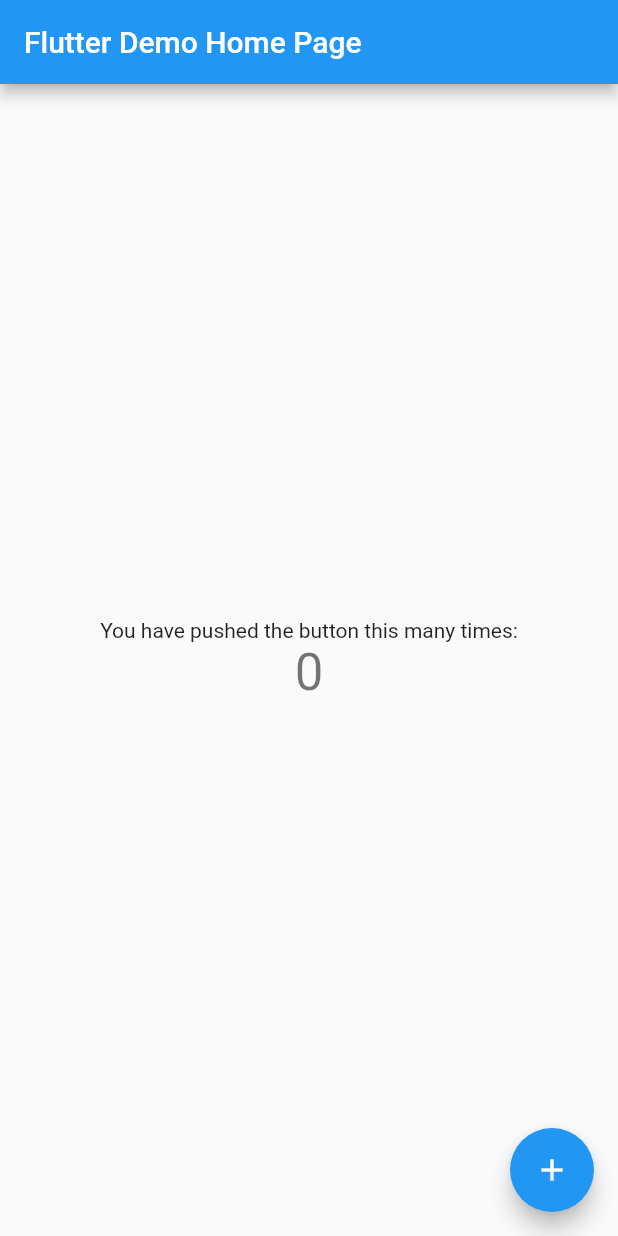
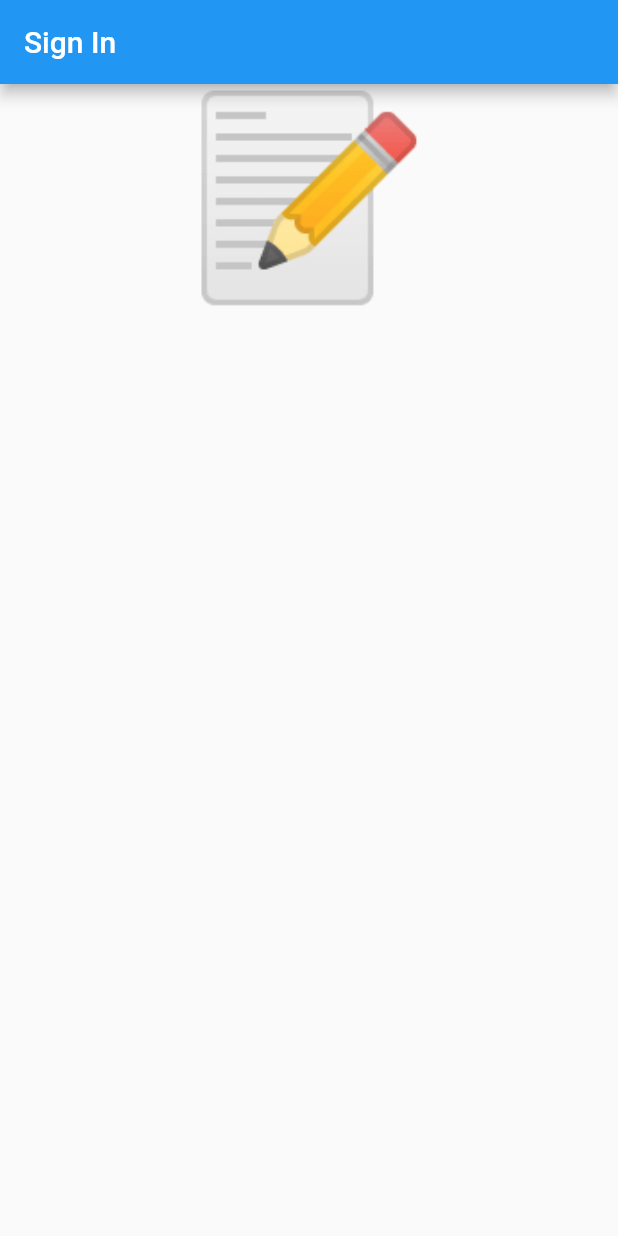
Before and after one commit to ggguille/flutter_notes_app, a Flutter app: the screen it shows after launch, on a phone screen of 412 x 824 dp. Run offline on Flutter 3.47's test engine with Material 2 defaults, Android fonts, the phone set to English and light mode, and no system bars; our stand-ins replace dartz, firebase_auth, firebase_core, flutter_bloc, freezed_annotation, get_it and 2 more; accounts and stored records are empty; generated files the repository leaves out were written again.

Commit message:
Start Sign In Form UI

```diff
--- a/lib/infrastructure/auth/firebase_auth_facade.dart
+++ b/lib/infrastructure/auth/firebase_auth_facade.dart
@@ -8,8 +8,7 @@ import 'package:flutter_notes_app/domain/auth/value_objects.dart';
 import 'package:google_sign_in/google_sign_in.dart';
 import 'package:injectable/injectable.dart';
 
-@lazySingleton
-@Injectable(as: IAuthFacade)
+@LazySingleton(as: IAuthFacade)
 class FirebaseAuthFacade implements IAuthFacade {
   final FirebaseAuth _firebaseAuth;
   final GoogleSignIn _googleSignIn;
--- a/lib/main.dart
+++ b/lib/main.dart
@@ -1,120 +1,10 @@
+import 'package:firebase_core/firebase_core.dart';
 import 'package:flutter/material.dart';
 import 'package:flutter_notes_app/injection.dart';
+import 'package:flutter_notes_app/presentation/core/app_widget.dart';
 import 'package:injectable/injectable.dart';
 
 void main() {
   configureInjection(Environment.prod);
-  runApp(MyApp());
+  runApp(AppWidget());
 }
-
-class MyApp extends StatelessWidget {
-  // This widget is the root of your application.
-  @override
-  Widget build(BuildContext context) {
-    return MaterialApp(
-      title: 'Flutter Demo',
-      theme: ThemeData(
-        // This is the theme of your application.
-        //
-        // Try running your application with "flutter run". You'll see the
-        // application has a blue toolbar. Then, without quitting the app, try
-        // changing the primarySwatch below to Colors.green and then invoke
-        // "hot reload" (press "r" in the console where you ran "flutter run",
-        // or simply save your changes to "hot reload" in a Flutter IDE).
-        // Notice that the counter didn't reset back to zero; the application
-        // is not restarted.
-        primarySwatch: Colors.blue,
-        // This makes the visual density adapt to the platform that you run
-        // the app on. For desktop platforms, the controls will be smaller and
-        // closer together (more dense) than on mobile platforms.
-        visualDensity: VisualDensity.adaptivePlatformDensity,
-      ),
-      home: MyHomePage(title: 'Flutter Demo Home Page'),
-    );
-  }
-}
-
-class MyHomePage extends StatefulWidget {
-  MyHomePage({Key key, this.title}) : super(key: key);
-
-  // This widget is the home page of your application. It is stateful, meaning
-  // that it has a State object (defined below) that contains fields that affect
-  // how it looks.
-
-  // This class is the configuration for the state. It holds the values (in this
-  // case the title) provided by the parent (in this case the App widget) and
-  // used by the build method of the State. Fields in a Widget subclass are
-  // always marked "final".
-
-  final String title;
-
-  @override
-  _MyHomePageState createState() => _MyHomePageState();
-}
-
-class _MyHomePageState extends State<MyHomePage> {
-  int _counter = 0;
-
-  void _incrementCounter() {
-    setState(() {
-      // This call to setState tells the Flutter framework that something has
-      // changed in this State, which causes it to rerun the build method below
-      // so that the display can reflect the updated values. If we changed
-      // _counter without calling setState(), then the build method would not be
-      // called again, and so nothing would appear to happen.
-      _counter++;
-    });
-  }
-
-  @override
-  Widget build(BuildContext context) {
-    // This method is rerun every time setState is called, for instance as done
-    // by the _incrementCounter method above.
-    //
-    // The Flutter framework has been optimized to make rerunning build methods
-    // fast, so that you can just rebuild anything that needs updating rather
-    // than having to individually change instances of widgets.
-    return Scaffold(
-      appBar: AppBar(
-        // Here we take the value from the MyHomePage object that was created by
-        // the App.build method, and use it to set our appbar title.
-        title: Text(widget.title),
-      ),
-      body: Center(
-        // Center is a layout widget. It takes a single child and positions it
-        // in the middle of the parent.
-        child: Column(
-          // Column is also a layout widget. It takes a list of children and
-          // arranges them vertically. By default, it sizes itself to fit its
-          // children horizontally, and tries to be as tall as its parent.
-          //
-          // Invoke "debug painting" (press "p" in the console, choose the
-          // "Toggle Debug Paint" action from the Flutter Inspector in Android
-          // Studio, or the "Toggle Debug Paint" command in Visual Studio Code)
-          // to see the wireframe for each widget.
-          //
-          // Column has various properties to control how it sizes itself and
-          // how it positions its children. Here we use mainAxisAlignment to
-          // center the children vertically; the main axis here is the vertical
-          // axis because Columns are vertical (the cross axis would be
-          // horizontal).
-          mainAxisAlignment: MainAxisAlignment.center,
-          children: <Widget>[
-            Text(
-              'You have pushed the button this many times:',
-            ),
-            Text(
-              '$_counter',
-              style: Theme.of(context).textTheme.headline4,
-            ),
-          ],
-        ),
-      ),
-      floatingActionButton: FloatingActionButton(
-        onPressed: _incrementCounter,
-        tooltip: 'Increment',
-        child: Icon(Icons.add),
-      ), // This trailing comma makes auto-formatting nicer for build methods.
-    );
-  }
-}
--- /dev/null
+++ b/lib/presentation/core/app_widget.dart
@@ -0,0 +1,35 @@
+import 'package:firebase_core/firebase_core.dart';
+import 'package:flutter/material.dart';
+import 'package:flutter_notes_app/presentation/sign_in/sign_in_page.dart';
+
+class AppWidget extends StatelessWidget {
+  // This widget is the root of your application.
+  @override
+  Widget build(BuildContext context) {
+    return FutureBuilder(
+      future: Firebase.initializeApp(),
+      builder: (context, snapshot) {
+        return MaterialApp(
+          title: 'Flutter Demo',
+          theme: ThemeData(
+            // This is the theme of your application.
+            //
+            // Try running your application with "flutter run". You'll see the
+            // application has a blue toolbar. Then, without quitting the app, try
+            // changing the primarySwatch below to Colors.green and then invoke
+            // "hot reload" (press "r" in the console where you ran "flutter run",
+            // or simply save your changes to "hot reload" in a Flutter IDE).
+            // Notice that the counter didn't reset back to zero; the application
+            // is not restarted.
+            primarySwatch: Colors.blue,
+            // This makes the visual density adapt to the platform that you run
+            // the app on. For desktop platforms, the controls will be smaller and
+            // closer together (more dense) than on mobile platforms.
+            visualDensity: VisualDensity.adaptivePlatformDensity,
+          ),
+          home: SignInPage(),
+        );
+      },
+    );
+  }
+}
--- /dev/null
+++ b/lib/presentation/sign_in/sign_in_page.dart
@@ -0,0 +1,20 @@
+import 'package:flutter/material.dart';
+import 'package:flutter_bloc/flutter_bloc.dart';
+import 'package:flutter_notes_app/application/auth/sign_in_form/bloc/sign_in_form_bloc.dart';
+import 'package:flutter_notes_app/injection.dart';
+import 'package:flutter_notes_app/presentation/sign_in/widgets/sign_in_form.dart';
+
+class SignInPage extends StatelessWidget {
+  @override
+  Widget build(BuildContext context) {
+    return Scaffold(
+      appBar: AppBar(
+        title: const Text("Sign In"),
+      ),
+      body: BlocProvider(
+          create: (context) => getIt<SignInFormBloc>(),
+          child: SignInForm(),
+      ),
+    );
+  }
+}
--- /dev/null
+++ b/lib/presentation/sign_in/widgets/sign_in_form.dart
@@ -0,0 +1,28 @@
+import 'package:flutter/material.dart';
+import 'package:flutter_bloc/flutter_bloc.dart';
+import 'package:flutter_notes_app/application/auth/sign_in_form/bloc/sign_in_form_bloc.dart';
+import 'package:flutter_notes_app/application/auth/sign_in_form/bloc/sign_in_form_state.dart';
+
+class SignInForm extends StatelessWidget {
+  @override
+  Widget build(BuildContext context) {
+    return BlocConsumer<SignInFormBloc, SignInFormState>(
+      listener: (context, state) {},
+      builder: (context, state) {
+        return Form(
+          child: ListView(
+            children: [
+              const Text(
+                '📝',
+                textAlign: TextAlign.center,
+                style: TextStyle(
+                  fontSize: 130
+                ),
+              ),
+            ],
+          ),
+        );
+      },
+    );
+  }
+}
```
Also changed, not shown: lib/injection.config.dart, 6 other files.
